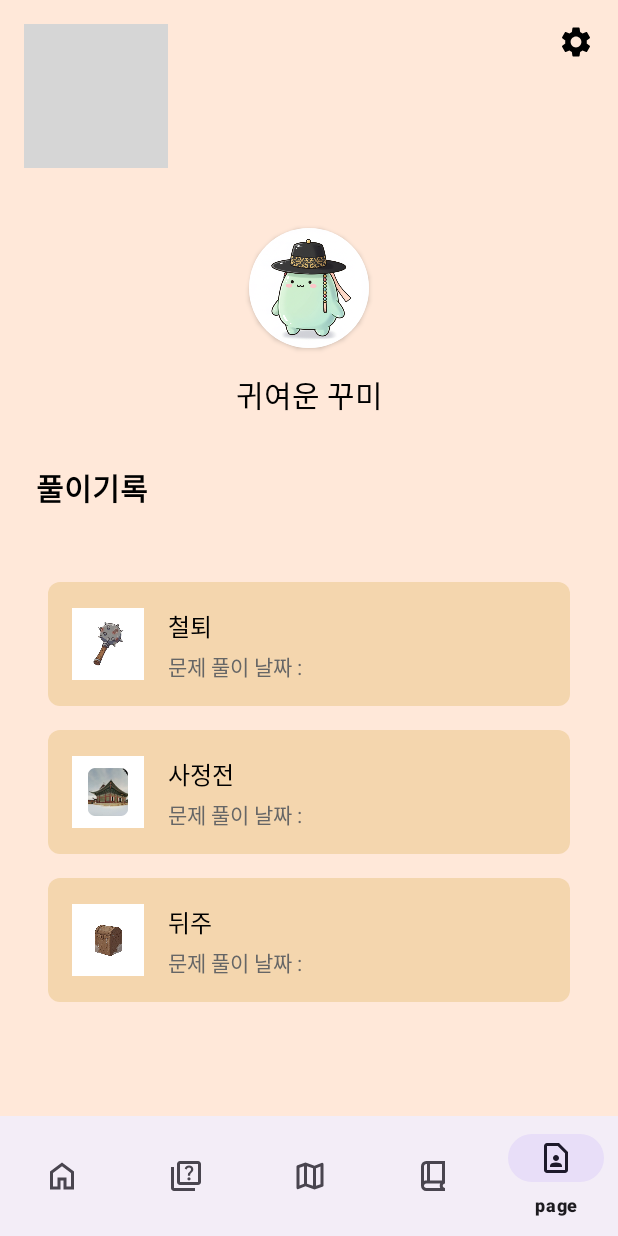
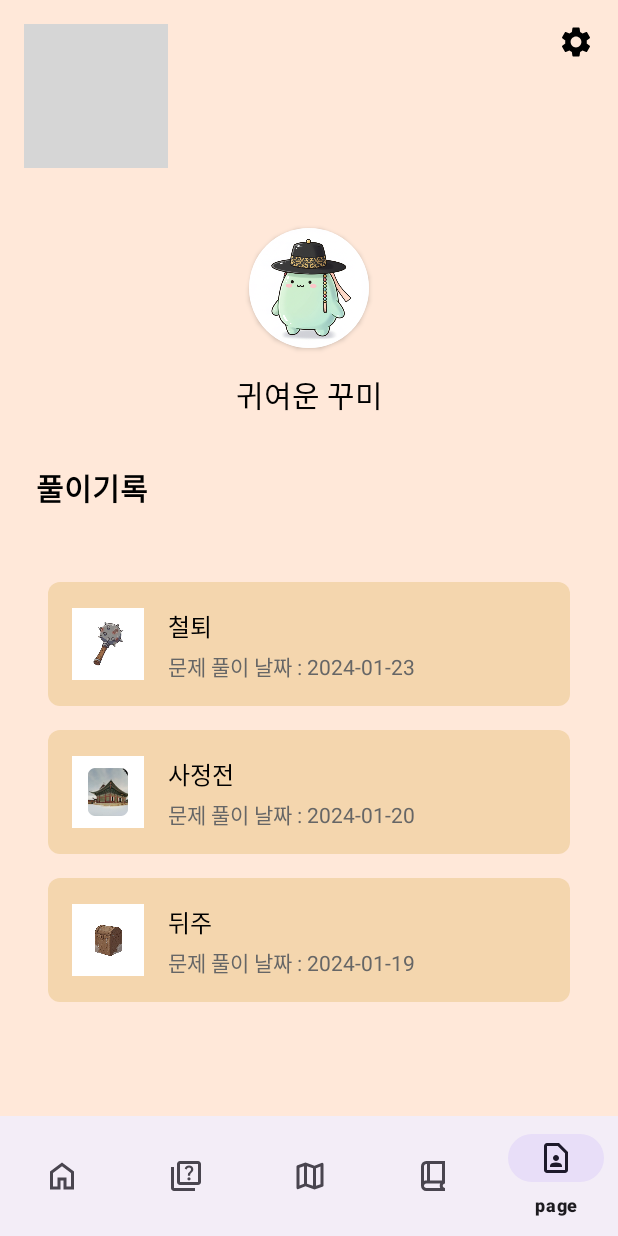
Before and after one commit to D105-6angle/MBG, an Android app: the PageFragment screen opened through its navigation route, on a phone screen of 412 x 824 dp. Run offline under Robolectric (Android 15) with nearby library versions, the phone set to English and light mode, and no system bars; our stand-ins replace Dagger/Hilt's generated code, navigation-ui; grey boxes are pictures that could not be loaded.

Commit message:
S12P11D106-49 feat: 마이 페이지 UI 구현 완료 버튼 클릭 시 기능들에 대한 모달창 구현 완료

```diff
--- a/MBG/app/src/main/java/com/ssafy/mbg/adapter/ProblemHistoryAdapter.kt
+++ b/MBG/app/src/main/java/com/ssafy/mbg/adapter/ProblemHistoryAdapter.kt
@@ -8,14 +8,14 @@ import com.ssafy.mbg.databinding.ItemProblemHistoryBinding
 import java.text.SimpleDateFormat
 import java.util.Locale
 
-class ProblemHistoryAdapter : RecyclerView.Adapter<ProblemHistoryAdapter.ProblemHistoryHolder>() {
+class ProblemHistoryAdapter(
+    private val onItemClick : (ProblemHistory) -> Unit
+) : RecyclerView.Adapter<ProblemHistoryAdapter.ProblemHistoryHolder>() {
 
     private var problemHistories = listOf<ProblemHistory>()
 
-    class ProblemHistoryHolder(private val binding: ItemProblemHistoryBinding) :
+    inner class ProblemHistoryHolder(private val binding: ItemProblemHistoryBinding) :
         RecyclerView.ViewHolder(binding.root) {
-
-        private val dateFormat = SimpleDateFormat("yyyy.MM.dd", Locale.getDefault())
 
         fun bind(history: ProblemHistory) {
             binding.apply {
@@ -26,8 +26,12 @@ class ProblemHistoryAdapter : RecyclerView.Adapter<ProblemHistoryAdapter.Problem
                 itemTitle.text = history.title
 
                 // 날짜 포맷팅 및 설정
-                itemDate.text = history.lastSolvedAt.substring(0, 10)
-                    .replace("-", ".")
+                itemDate.text = history.lastSolvedAt
+
+                // 클릭 리스너 설정
+                root.setOnClickListener {
+                    onItemClick(history)
+                }
             }
         }
     }
--- a/MBG/app/src/main/java/com/ssafy/mbg/data/ProblemHistory.kt
+++ b/MBG/app/src/main/java/com/ssafy/mbg/data/ProblemHistory.kt
@@ -4,5 +4,7 @@ data class ProblemHistory(
     val iconResId : Int,
     val title : String,
     val lastSolvedAt : String,
-    val result : Boolean
+    val result : Boolean,
+    val imageResId: Int? = null,  // 상세 페이지용 큰 이미지
+    val description: String? = null  // 문화재 설명
 )
--- a/MBG/app/src/main/java/com/ssafy/mbg/ui/page/PageFragment.kt
+++ b/MBG/app/src/main/java/com/ssafy/mbg/ui/page/PageFragment.kt
@@ -5,24 +5,38 @@ import android.view.LayoutInflater
 import android.view.View
 import android.view.ViewGroup
 import androidx.fragment.app.Fragment
+import androidx.navigation.fragment.findNavController
 import androidx.recyclerview.widget.LinearLayoutManager
 import com.ssafy.mbg.R
 import com.ssafy.mbg.adapter.ProblemHistoryAdapter
 import com.ssafy.mbg.data.ProblemHistory
 import com.ssafy.mbg.databinding.FragmentPageBinding
+import com.ssafy.mbg.ui.modal.ProfileModal
 
 class PageFragment : Fragment() {
     private var _binding: FragmentPageBinding? = null
     private val binding get() = _binding!!
 
-    private val problemHistoryAdapter = ProblemHistoryAdapter()
+    private lateinit var problemHistoryAdapter: ProblemHistoryAdapter
 
+    private fun initializeAdapter() {
+        problemHistoryAdapter = ProblemHistoryAdapter { history ->
+            val action = PageFragmentDirections.actionPageFragmentToHistoryDetailFragment(
+                title = history.title,
+                image = history.imageResId ?: 0,
+                description = history.description ?: "",
+                lastSolvedAt = history.lastSolvedAt
+            )
+            findNavController().navigate(action)
+        }
+    }
     override fun onCreateView(
         inflater: LayoutInflater,
         container: ViewGroup?,
         savedInstanceState: Bundle?
     ): View {
         _binding = FragmentPageBinding.inflate(inflater, container, false)
+        initializeAdapter()
         return binding.root
     }
 
@@ -31,6 +45,7 @@ class PageFragment : Fragment() {
 
         setupRecyclerView()
         setupBackButton()
+        setupSettingButton()
         loadData()
     }
 
@@ -53,26 +68,64 @@ class PageFragment : Fragment() {
         }
     }
 
+    private fun setupSettingButton() {
+        binding.settingsButton.setOnClickListener {
+            showProfileModal()
+        }
+    }
+
+    private fun showProfileModal() {
+        val profileModal = ProfileModal(
+            context = requireContext(),
+            email = "kimssafy@ssafy.com",
+            name = "김싸피",
+            currentNickname = "김싸피",
+            onConfirm = { newNickname ->
+                // 닉네임 변경 처리
+            },
+            onLogout = {
+                // 로그아웃 처리
+            },
+            onWithdraw = {
+                // 회원탈퇴 처리
+            }
+        )
+        profileModal.show()
+    }
+
     private fun loadData() {
-        // 더미 데이터 생성
+        // 더미 데이터 생성 - 새로운 필드 추가
         val histories = listOf(
             ProblemHistory(
                 iconResId = R.drawable.cultural_1,
                 title = "철퇴",
                 lastSolvedAt = "문제 풀이 날짜 : 2024-01-23",
-                result = true
+                result = true,
+                imageResId = R.drawable.cultural_1,
+                description = "사찰의 한 물건으로 승려들이 큰소리를 내어 신호를 하거나 " +
+                        "불교 의식을 행할 때 사용하던 법구이다. 절에서 스님들이 예불을 드릴 때나 " +
+                        "의식을 행할 때도 사용되었다. 낮에는 목어를 치고 밤에는 동종을 치는 것이 " +
+                        "일반적이다."
             ),
             ProblemHistory(
                 iconResId = R.drawable.sajungjeon,
                 title = "사정전",
                 lastSolvedAt = "문제 풀이 날짜 : 2024-01-20",
-                result = true
+                result = true,
+                imageResId = R.drawable.sajungjeon,
+                description = "사정전은 조선시대 궁중 건축물로, 임금이 신하들과 회의를 하거나 " +
+                        "중요한 정책을 논의하던 장소입니다. 현재는 경복궁에 위치해 있으며, " +
+                        "조선의 정치와 문화를 이해하는 데 중요한 유적입니다."
             ),
             ProblemHistory(
                 iconResId = R.drawable.cultural_2,
                 title = "뒤주",
                 lastSolvedAt = "문제 풀이 날짜 : 2024-01-19",
-                result = false
+                result = false,
+                imageResId = R.drawable.cultural_2,
+                description = "뒤주는 조선시대에 곡식을 보관하던 전통 가구입니다. " +
+                        "주로 쌀, 보리 등의 곡물을 보관하는 데 사용되었으며, " +
+                        "습기를 막기 위해 바닥을 띄워 제작되었습니다."
             )
         )
         problemHistoryAdapter.updateHistories(histories)
--- /dev/null
+++ b/MBG/app/src/main/res/anim/slide_in_left.xml
@@ -0,0 +1,7 @@
+<?xml version="1.0" encoding="utf-8"?>
+<set xmlns:android="http://schemas.android.com/apk/res/android">
+    <translate
+        android:duration="300"
+        android:fromXDelta="-100%"
+        android:toXDelta="0%" />
+</set>
--- /dev/null
+++ b/MBG/app/src/main/res/anim/slide_in_right.xml
@@ -0,0 +1,7 @@
+<?xml version="1.0" encoding="utf-8"?>
+<set xmlns:android="http://schemas.android.com/apk/res/android">
+    <translate
+        android:duration="300"
+        android:fromXDelta="100%"
+        android:toXDelta="0%" />
+</set>
--- /dev/null
+++ b/MBG/app/src/main/res/anim/slide_out_left.xml
@@ -0,0 +1,7 @@
+<?xml version="1.0" encoding="utf-8"?>
+<set xmlns:android="http://schemas.android.com/apk/res/android">
+    <translate
+        android:duration="300"
+        android:fromXDelta="0%"
+        android:toXDelta="-100%" />
+</set>
--- /dev/null
+++ b/MBG/app/src/main/res/anim/slide_out_right.xml
@@ -0,0 +1,7 @@
+<?xml version="1.0" encoding="utf-8"?>
+<set xmlns:android="http://schemas.android.com/apk/res/android">
+    <translate
+        android:duration="300"
+        android:fromXDelta="0%"
+        android:toXDelta="100%" />
+</set>
--- /dev/null
+++ b/MBG/app/src/main/res/drawable/confirm_button_background.xml
@@ -0,0 +1,5 @@
+<?xml version="1.0" encoding="utf-8"?>
+<shape xmlns:android="http://schemas.android.com/apk/res/android">
+    <solid android:color="#CC9966"/>
+    <corners android:radius="8dp"/>
+</shape>
--- /dev/null
+++ b/MBG/app/src/main/res/drawable/setting_field_background.xml
@@ -0,0 +1,5 @@
+<?xml version="1.0" encoding="utf-8"?>
+<shape xmlns:android="http://schemas.android.com/apk/res/android">
+    <solid android:color="#F5E6D3"/>
+    <corners android:radius="8dp"/>
+</shape>
--- /dev/null
+++ b/MBG/app/src/main/res/drawable/text_view_background.xml
@@ -0,0 +1,5 @@
+<?xml version="1.0" encoding="utf-8"?>
+<shape xmlns:android="http://schemas.android.com/apk/res/android">
+    <solid android:color="#F5F5F5"/>
+    <corners android:radius="8dp"/>
+</shape>
--- a/MBG/app/src/main/res/navigation/nav_graph.xml
+++ b/MBG/app/src/main/res/navigation/nav_graph.xml
@@ -32,5 +32,38 @@
     <fragment
         android:id="@+id/pageFragment"
         android:name="com.ssafy.mbg.ui.page.PageFragment"
-        android:label="Page" />
+        android:label="Page" >
+        <action
+            android:id="@+id/action_pageFragment_to_historyDetailFragment"
+            app:destination="@id/historyDetailFragment"
+            app:enterAnim="@anim/slide_in_right"
+            app:exitAnim="@anim/slide_out_left"
+            app:popEnterAnim="@anim/slide_in_left"
+            app:popExitAnim="@anim/slide_out_right"/>
+    </fragment>
+
+    <!-- 문제 풀이 기록 상세 보기 -->
+    <fragment
+        android:id="@+id/historyDetailFragment"
+        android:name="com.ssafy.mbg.ui.page.HistoryDetailFragment"
+        android:label="HistoryDetailFragment">
+        <argument
+            android:name="title"
+            app:argType="string"/>
+        <argument
+            android:name="image"
+            app:argType="integer"/>
+        <argument
+            android:name="description"
+            app:argType="string"/>
+        <argument
+            android:name="lastSolvedAt"
+            app:argType="string"/>
+        <!-- 뒤로가기 action 추가 -->
+        <action
+            android:id="@+id/action_historyDetailFragment_to_pageFragment"
+            app:destination="@id/pageFragment"
+            app:popUpTo="@id/pageFragment"
+            app:popUpToInclusive="true"/>
+    </fragment>
 </navigation>
```
Also changed, not shown: MBG/app/src/main/java/com/ssafy/mbg/ui/modal/ProfileModal.kt (added, +114 -0 lines), MBG/app/src/main/java/com/ssafy/mbg/ui/page/HistoryDetailFragment.kt (added, +53 -0 lines), MBG/app/src/main/res/layout/fragment_history_detail.xml (added, +109 -0 lines), MBG/app/src/main/res/layout/modal_confirm_withdraw.xml (added, +63 -0 lines), MBG/app/src/main/res/layout/modal_profile.xml (added, +132 -0 lines), MBG/app/src/main/res/values/strings.xml (+10 -0 lines), MBG/app/src/main/res/drawable/sick_ggumi.png (added).
